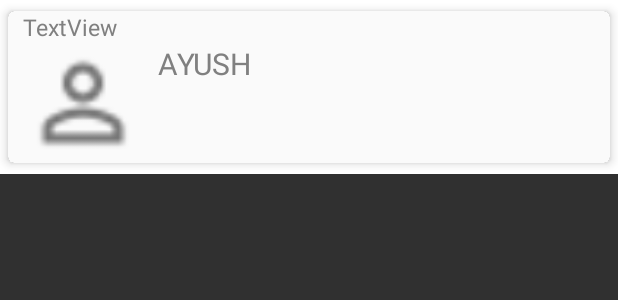
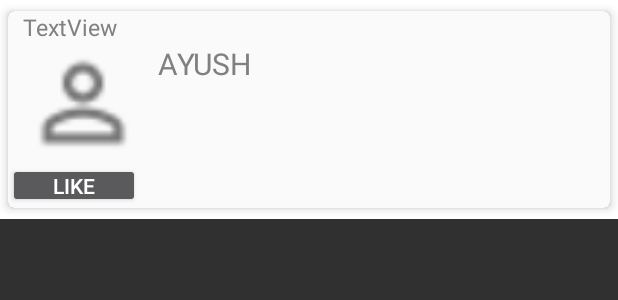
Before and after one commit to ayush9/AndroidAssignment, an Android app: the layout program_list.xml on its own in the app's theme, with its tools: preview values and no code run, on a phone screen of 412 x 824 dp. Shown: the top 300 px of the screen. Run offline under Robolectric (Android 15) with nearby library versions, the phone set to English and light mode, and no system bars.

Commit message:
Android Assignment

```diff
--- a/app/src/main/res/layout/program_list.xml
+++ b/app/src/main/res/layout/program_list.xml
@@ -53,22 +53,13 @@
                     android:fontFamily="sans-serif"
                     android:textColor="@color/half_black"/>
 
-                     <!--<Button android:layout_height="wrap_content"-->
-                        <!--android:layout_width="wrap_content"-->
-                        <!--android:background="@color/blue_semi_transparent"-->
-                        <!--android:text="LIKE"-->
-                        <!--android:padding="5dp"-->
-                         <!--android:id="@+id/like"-->
-                        <!--android:layout_below="@id/imageView1"/>-->
-
-                    <!--<Button android:layout_height="wrap_content"-->
-                        <!--android:layout_width="wrap_content"-->
-                        <!--android:background="@color/blue_semi_transparent_pressed"-->
-                        <!--android:text="UNLIKE"-->
-                        <!--android:id="@+id/dislike"-->
-                        <!--android:padding="5dp"-->
-                        <!--android:layout_below="@id/imageView1"-->
-                        <!--android:visibility="gone"/>-->
+                     <Button android:layout_height="30dp"
+                        android:layout_width="wrap_content"
+                        android:text="LIKE"
+                        android:padding="5dp"
+                         android:id="@+id/like"
+                        android:layout_below="@id/imageView1"
+                         />
 
             </RelativeLayout>
         </android.support.v7.widget.CardView>
```
Also changed, not shown: app/src/main/java/com/coding/android/androidassignment/MainActivity.java (+13 -0 lines), app/src/main/java/com/coding/android/androidassignment/MainAdapter.java (+51 -12 lines), app/src/main/res/drawable/like_btn.png (added).
